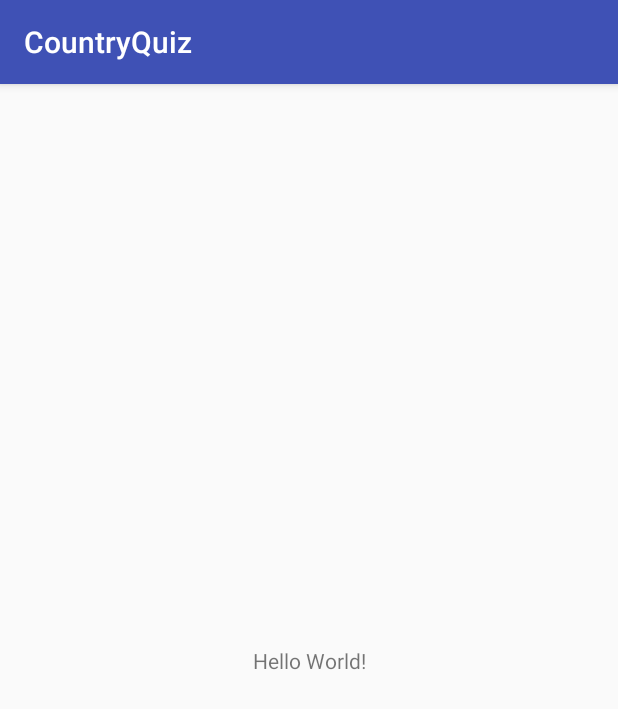
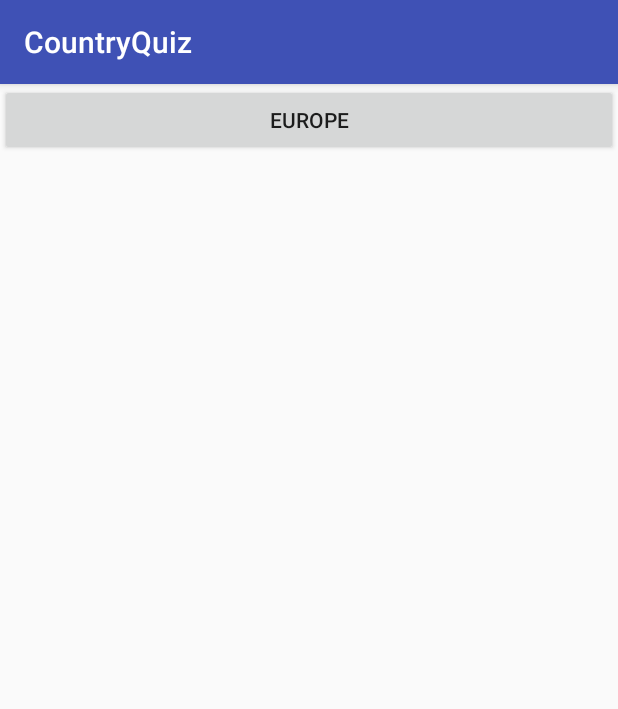
Before and after one commit to AndrewPochapsky/CountryCapitals, an Android app: the screen it shows after launch (MainActivity), on a phone screen of 412 x 824 dp. Shown: the top 709 px of the screen. Run offline under Robolectric (Android 15) with nearby library versions, the phone set to English and light mode, and no system bars; our stand-ins replace Volley.

Commit message:
refactored and can now load next activity

```diff
--- a/app/src/main/AndroidManifest.xml
+++ b/app/src/main/AndroidManifest.xml
@@ -16,6 +16,7 @@
                 <category android:name="android.intent.category.LAUNCHER" />
             </intent-filter>
         </activity>
+        <activity android:name=".QuizActivity"></activity>
     </application>
 
 </manifest>
--- a/app/src/main/res/layout/activity_main.xml
+++ b/app/src/main/res/layout/activity_main.xml
@@ -6,13 +6,10 @@
     android:layout_height="match_parent"
     tools:context="dreadloaf.com.countryquiz.MainActivity">
 
-    <TextView
-        android:layout_width="wrap_content"
+    <Button
+        android:layout_width="match_parent"
         android:layout_height="wrap_content"
-        android:text="Hello World!"
-        app:layout_constraintBottom_toBottomOf="parent"
-        app:layout_constraintLeft_toLeftOf="parent"
-        app:layout_constraintRight_toRightOf="parent"
-        app:layout_constraintTop_toTopOf="parent" />
+        android:text="Europe"
+        android:id="@+id/region_europe"/>
 
 </android.support.constraint.ConstraintLayout>
--- /dev/null
+++ b/app/src/main/res/layout/activity_quiz.xml
@@ -0,0 +1,6 @@
+<?xml version="1.0" encoding="utf-8"?>
+<android.support.constraint.ConstraintLayout
+    xmlns:android="http://schemas.android.com/apk/res/android" android:layout_width="match_parent"
+    android:layout_height="match_parent">
+
+</android.support.constraint.ConstraintLayout>
```
Also changed, not shown: app/src/main/java/dreadloaf/com/countryquiz/MainActivity.java (+38 -25 lines), app/src/main/java/dreadloaf/com/countryquiz/QuizActivity.java (added, +15 -0 lines).
